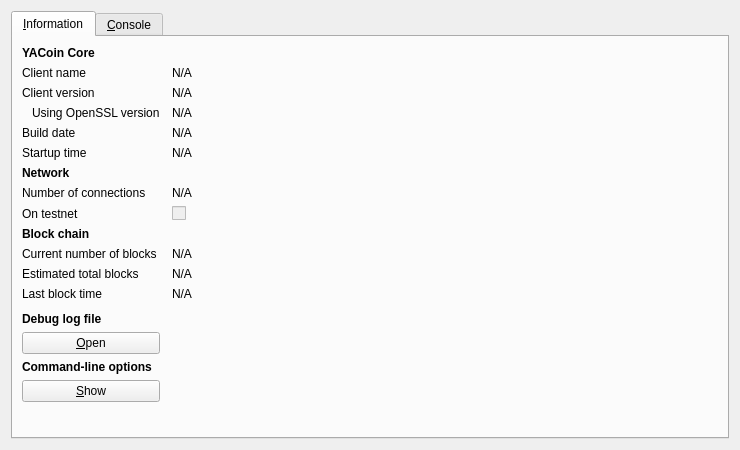
Qt form src/qt/forms/rpcconsole.ui (yacoin/yacoin) before a commit.
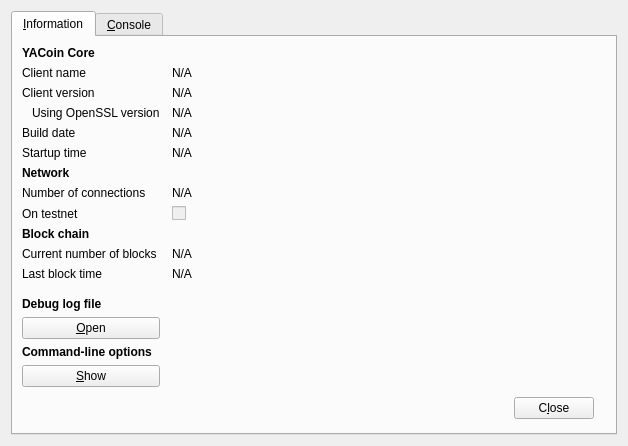
The same form after that commit. Icons and pictures are not drawn.

Patch:
```diff
--- a/src/qt/forms/rpcconsole.ui
+++ b/src/qt/forms/rpcconsole.ui
@@ -6,16 +6,22 @@
    <rect>
     <x>0</x>
     <y>0</y>
-    <width>740</width>
-    <height>450</height>
+    <width>628</width>
+    <height>446</height>
    </rect>
   </property>
   <property name="windowTitle">
    <string>YACoin - Debug window</string>
   </property>
+  <property name="styleSheet">
+   <string notr="true"/>
+  </property>
   <layout class="QVBoxLayout" name="verticalLayout_2">
    <item>
     <widget class="QTabWidget" name="tabWidget">
+     <property name="styleSheet">
+      <string notr="true"/>
+     </property>
      <property name="currentIndex">
       <number>0</number>
      </property>
@@ -23,55 +29,39 @@
       <attribute name="title">
        <string>&amp;Information</string>
       </attribute>
-      <layout class="QGridLayout" name="gridLayout" columnstretch="0,1">
+      <layout class="QGridLayout" name="gridLayout" columnstretch="0,0,0,0">
        <property name="horizontalSpacing">
         <number>12</number>
        </property>
-       <item row="0" column="0">
-        <widget class="QLabel" name="label_9">
-         <property name="font">
-          <font>
-           <weight>75</weight>
-           <bold>true</bold>
-          </font>
-         </property>
+       <item row="5" column="0">
+        <widget class="QLabel" name="label_13">
          <property name="text">
-          <string>YACoin Core</string>
+          <string>Startup time</string>
          </property>
         </widget>
        </item>
-       <item row="1" column="0">
-        <widget class="QLabel" name="label_5">
+       <item row="7" column="0">
+        <widget class="QLabel" name="label_7">
          <property name="text">
-          <string>Client name</string>
+          <string>Number of connections</string>
          </property>
         </widget>
        </item>
-       <item row="1" column="1">
-        <widget class="QLabel" name="clientName">
-         <property name="cursor">
-          <cursorShape>IBeamCursor</cursorShape>
-         </property>
+       <item row="4" column="0">
+        <widget class="QLabel" name="label_12">
          <property name="text">
-          <string>N/A</string>
-         </property>
-         <property name="textFormat">
-          <enum>Qt::PlainText</enum>
-         </property>
-         <property name="textInteractionFlags">
-          <set>Qt::LinksAccessibleByMouse|Qt::TextSelectableByKeyboard|Qt::TextSelectableByMouse</set>
-         </property>
-        </widget>
-       </item>
-       <item row="2" column="0">
-        <widget class="QLabel" name="label_6">
-         <property name="text">
-          <string>Client version</string>
+          <string>Build date</string>
          </property>
         </widget>
        </item>
        <item row="2" column="1">
         <widget class="QLabel" name="clientVersion">
+         <property name="maximumSize">
+          <size>
+           <width>180</width>
+           <height>16777215</height>
+          </size>
+         </property>
          <property name="cursor">
           <cursorShape>IBeamCursor</cursorShape>
          </property>
@@ -86,6 +76,22 @@
          </property>
         </widget>
        </item>
+       <item row="9" column="0">
+        <widget class="QLabel" name="label_10">
+         <property name="font">
+          <font>
+           <weight>75</weight>
+           <bold>true</bold>
+          </font>
+         </property>
+         <property name="styleSheet">
+          <string notr="true"/>
+         </property>
+         <property name="text">
+          <string>Block chain</string>
+         </property>
+        </widget>
+       </item>
        <item row="3" column="0">
         <widget class="QLabel" name="label_14">
          <property name="text">
@@ -96,90 +102,14 @@
          </property>
         </widget>
        </item>
-       <item row="3" column="1">
-        <widget class="QLabel" name="openSSLVersion">
-         <property name="cursor">
-          <cursorShape>IBeamCursor</cursorShape>
-         </property>
-         <property name="text">
-          <string>N/A</string>
-         </property>
-         <property name="textFormat">
-          <enum>Qt::PlainText</enum>
-         </property>
-         <property name="textInteractionFlags">
-          <set>Qt::LinksAccessibleByMouse|Qt::TextSelectableByKeyboard|Qt::TextSelectableByMouse</set>
-         </property>
-        </widget>
-       </item>
-       <item row="4" column="0">
-        <widget class="QLabel" name="label_12">
-         <property name="text">
-          <string>Build date</string>
-         </property>
-        </widget>
-       </item>
-       <item row="4" column="1">
-        <widget class="QLabel" name="buildDate">
-         <property name="cursor">
-          <cursorShape>IBeamCursor</cursorShape>
-         </property>
-         <property name="text">
-          <string>N/A</string>
-         </property>
-         <property name="textFormat">
-          <enum>Qt::PlainText</enum>
-         </property>
-         <property name="textInteractionFlags">
-          <set>Qt::LinksAccessibleByMouse|Qt::TextSelectableByKeyboard|Qt::TextSelectableByMouse</set>
-         </property>
-        </widget>
-       </item>
-       <item row="5" column="0">
-        <widget class="QLabel" name="label_13">
-         <property name="text">
-          <string>Startup time</string>
-         </property>
-        </widget>
-       </item>
-       <item row="5" column="1">
-        <widget class="QLabel" name="startupTime">
-         <property name="cursor">
-          <cursorShape>IBeamCursor</cursorShape>
-         </property>
-         <property name="text">
-          <string>N/A</string>
-         </property>
-         <property name="textFormat">
-          <enum>Qt::PlainText</enum>
-         </property>
-         <property name="textInteractionFlags">
-          <set>Qt::LinksAccessibleByMouse|Qt::TextSelectableByKeyboard|Qt::TextSelectableByMouse</set>
-         </property>
-        </widget>
-       </item>
-       <item row="6" column="0">
-        <widget class="QLabel" name="label_11">
-         <property name="font">
-          <font>
-           <weight>75</weight>
-           <bold>true</bold>
-          </font>
-         </property>
-         <property name="text">
-          <string>Network</string>
-         </property>
-        </widget>
-       </item>
-       <item row="7" column="0">
-        <widget class="QLabel" name="label_7">
-         <property name="text">
-          <string>Number of connections</string>
-         </property>
-        </widget>
-       </item>
        <item row="7" column="1">
         <widget class="QLabel" name="numberOfConnections">
+         <property name="maximumSize">
+          <size>
+           <width>30</width>
+           <height>16777215</height>
+          </size>
+         </property>
          <property name="cursor">
           <cursorShape>IBeamCursor</cursorShape>
          </property>
@@ -194,10 +124,112 @@
          </property>
         </widget>
        </item>
-       <item row="8" column="0">
-        <widget class="QLabel" name="label_8">
+       <item row="5" column="1">
+        <widget class="QLabel" name="startupTime">
+         <property name="maximumSize">
+          <size>
+           <width>180</width>
+           <height>16777215</height>
+          </size>
+         </property>
+         <property name="cursor">
+          <cursorShape>IBeamCursor</cursorShape>
+         </property>
          <property name="text">
-          <string>On testnet</string>
+          <string>N/A</string>
+         </property>
+         <property name="textFormat">
+          <enum>Qt::PlainText</enum>
+         </property>
+         <property name="textInteractionFlags">
+          <set>Qt::LinksAccessibleByMouse|Qt::TextSelectableByKeyboard|Qt::TextSelectableByMouse</set>
+         </property>
+        </widget>
+       </item>
+       <item row="13" column="0">
+        <widget class="QLabel" name="labelDebugLogfile">
+         <property name="font">
+          <font>
+           <weight>75</weight>
+           <bold>true</bold>
+          </font>
+         </property>
+         <property name="styleSheet">
+          <string notr="true"/>
+         </property>
+         <property name="text">
+          <string>Debug log file</string>
+         </property>
+        </widget>
+       </item>
+       <item row="19" column="1">
+        <spacer name="horizontalSpacer">
+         <property name="orientation">
+          <enum>Qt::Horizontal</enum>
+         </property>
+         <property name="sizeHint" stdset="0">
+          <size>
+           <width>40</width>
+           <height>20</height>
+          </size>
+         </property>
+        </spacer>
+       </item>
+       <item row="4" column="1">
+        <widget class="QLabel" name="buildDate">
+         <property name="maximumSize">
+          <size>
+           <width>180</width>
+           <height>16777215</height>
+          </size>
+         </property>
+         <property name="cursor">
+          <cursorShape>IBeamCursor</cursorShape>
+         </property>
+         <property name="text">
+          <string>N/A</string>
+         </property>
+         <property name="textFormat">
+          <enum>Qt::PlainText</enum>
+         </property>
+         <property name="textInteractionFlags">
+          <set>Qt::LinksAccessibleByMouse|Qt::TextSelectableByKeyboard|Qt::TextSelectableByMouse</set>
+         </property>
+        </widget>
+       </item>
+       <item row="16" column="0">
+        <widget class="QPushButton" name="showCLOptionsButton">
+         <property name="toolTip">
+          <string>Show the YACoin-Qt help message to get a list with possible YACoin command-line options.</string>
+         </property>
+         <property name="text">
+          <string>&amp;Show</string>
+         </property>
+         <property name="autoDefault">
+          <bool>false</bool>
+         </property>
+        </widget>
+       </item>
+       <item row="15" column="0">
+        <widget class="QLabel" name="labelCLOptions">
+         <property name="font">
+          <font>
+           <weight>75</weight>
+           <bold>true</bold>
+          </font>
+         </property>
+         <property name="text">
+          <string>Command-line options</string>
+         </property>
+        </widget>
+       </item>
+       <item row="11" column="0">
+        <widget class="QLabel" name="label_2">
+         <property name="styleSheet">
+          <string notr="true"/>
+         </property>
+         <property name="text">
+          <string>Last block time</string>
          </property>
         </widget>
        </item>
@@ -206,26 +238,84 @@
          <property name="enabled">
           <bool>false</bool>
          </property>
+         <property name="maximumSize">
+          <size>
+           <width>15</width>
+           <height>16777215</height>
+          </size>
+         </property>
          <property name="text">
           <string/>
          </property>
         </widget>
        </item>
-       <item row="9" column="0">
-        <widget class="QLabel" name="label_10">
-         <property name="font">
-          <font>
-           <weight>75</weight>
-           <bold>true</bold>
-          </font>
+       <item row="1" column="0">
+        <widget class="QLabel" name="label_5">
+         <property name="text">
+          <string>Client name</string>
          </property>
+        </widget>
+       </item>
+       <item row="19" column="0">
+        <spacer name="verticalSpacer">
+         <property name="orientation">
+          <enum>Qt::Vertical</enum>
+         </property>
+         <property name="sizeHint" stdset="0">
+          <size>
+           <width>20</width>
+           <height>40</height>
+          </size>
+         </property>
+        </spacer>
+       </item>
+       <item row="3" column="1">
+        <widget class="QLabel" name="openSSLVersion">
+         <property name="maximumSize">
+          <size>
+           <width>180</width>
+           <height>16777215</height>
+          </size>
+         </property>
+         <property name="cursor">
+          <cursorShape>IBeamCursor</cursorShape>
+         </property>
          <property name="text">
-          <string>Block chain</string>
+          <string>N/A</string>
+         </property>
+         <property name="textFormat">
+          <enum>Qt::PlainText</enum>
+         </property>
+         <property name="textInteractionFlags">
+          <set>Qt::LinksAccessibleByMouse|Qt::TextSelectableByKeyboard|Qt::TextSelectableByMouse</set>
+         </property>
+        </widget>
+       </item>
+       <item row="2" column="0">
+        <widget class="QLabel" name="label_6">
+         <property name="text">
+          <string>Client version</string>
+         </property>
+        </widget>
+       </item>
+       <item row="14" column="0">
+        <widget class="QPushButton" name="openDebugLogfileButton">
+         <property name="toolTip">
+          <string>Open the YACoin debug log file from the current data directory. This can take a few seconds for large log files.</string>
+         </property>
+         <property name="text">
+          <string>&amp;Open</string>
+         </property>
+         <property name="autoDefault">
+          <bool>false</bool>
          </property>
         </widget>
        </item>
        <item row="10" column="0">
         <widget class="QLabel" name="label_3">
+         <property name="styleSheet">
+          <string notr="true"/>
+         </property>
          <property name="text">
           <string>Current number of blocks</string>
          </property>
@@ -233,6 +323,12 @@
        </item>
        <item row="10" column="1">
         <widget class="QLabel" name="numberOfBlocks">
+         <property name="maximumSize">
+          <size>
+           <width>70</width>
+           <height>16777215</height>
+          </size>
+         </property>
          <property name="cursor">
           <cursorShape>IBeamCursor</cursorShape>
          </property>
@@ -247,41 +343,20 @@
          </property>
         </widget>
        </item>
-       <item row="11" column="0">
-        <widget class="QLabel" name="label_4">
-         <property name="text">
-          <string>Estimated total blocks</string>
-         </property>
-        </widget>
-       </item>
        <item row="11" column="1">
-        <widget class="QLabel" name="totalBlocks">
-         <property name="cursor">
-          <cursorShape>IBeamCursor</cursorShape>
-         </property>
-         <property name="text">
-          <string>N/A</string>
-         </property>
-         <property name="textFormat">
-          <enum>Qt::PlainText</enum>
-         </property>
-         <property name="textInteractionFlags">
-          <set>Qt::LinksAccessibleByMouse|Qt::TextSelectableByKeyboard|Qt::TextSelectableByMouse</set>
-         </property>
-        </widget>
-       </item>
-       <item row="12" column="0">
-        <widget class="QLabel" name="label_2">
-         <property name="text">
-          <string>Last block time</string>
-         </property>
-        </widget>
-       </item>
-       <item row="12" column="1">
         <widget class="QLabel" name="lastBlockTime">
+         <property name="maximumSize">
+          <size>
+           <width>180</width>
+           <height>16777215</height>
+          </size>
+         </property>
          <property name="cursor">
           <cursorShape>IBeamCursor</cursorShape>
          </property>
+         <property name="styleSheet">
+          <string notr="true"/>
+         </property>
          <property name="text">
           <string>N/A</string>
          </property>
@@ -293,7 +368,52 @@
          </property>
         </widget>
        </item>
-       <item row="13" column="0">
+       <item row="0" column="0">
+        <widget class="QLabel" name="label_9">
+         <property name="font">
+          <font>
+           <weight>75</weight>
+           <bold>true</bold>
+          </font>
+         </property>
+         <property name="styleSheet">
+          <string notr="true"/>
+         </property>
+         <property name="text">
+          <string>YACoin Core</string>
+         </property>
+        </widget>
+       </item>
+       <item row="19" column="3">
+        <widget class="QDialogButtonBox" name="closeInfoButton">
+         <property name="sizePolicy">
+          <sizepolicy hsizetype="Fixed" vsizetype="Fixed">
+           <horstretch>0</horstretch>
+           <verstretch>0</verstretch>
+          </sizepolicy>
+         </property>
+         <property name="toolTip">
+          <string>closes this window</string>
+         </property>
+         <property name="autoFillBackground">
+          <bool>true</bool>
+         </property>
+         <property name="standardButtons">
+          <set>QDialogButtonBox::NoButton</set>
+         </property>
+         <property name="autoDefault" stdset="0">
+          <bool>false</bool>
+         </property>
+        </widget>
+       </item>
+       <item row="8" column="0">
+        <widget class="QLabel" name="label_8">
+         <property name="text">
+          <string>On testnet</string>
+         </property>
+        </widget>
+       </item>
+       <item row="12" column="0">
         <spacer name="verticalSpacer_2">
          <property name="orientation">
           <enum>Qt::Vertical</enum>
@@ -306,70 +426,53 @@
          </property>
         </spacer>
        </item>
-       <item row="14" column="0">
-        <widget class="QLabel" name="labelDebugLogfile">
+       <item row="6" column="0">
+        <widget class="QLabel" name="label_11">
          <property name="font">
           <font>
            <weight>75</weight>
            <bold>true</bold>
           </font>
          </property>
-         <property name="text">
-          <string>Debug log file</string>
+         <property name="styleSheet">
+          <string notr="true"/>
          </property>
-        </widget>
-       </item>
-       <item row="15" column="0">
-        <widget class="QPushButton" name="openDebugLogfileButton">
-         <property name="toolTip">
-          <string>Open the YACoin debug log file from the current data directory. This can take a few seconds for large log files.</string>
-         </property>
          <property name="text">
-          <string>&amp;Open</string>
+          <string>Network</string>
          </property>
-         <property name="autoDefault">
-          <bool>false</bool>
-         </property>
         </widget>
        </item>
-       <item row="16" column="0">
-        <widget class="QLabel" name="labelCLOptions">
-         <property name="font">
-          <font>
-           <weight>75</weight>
-           <bold>true</bold>
-          </font>
-         </property>
-         <property name="text">
-          <string>Command-line options</string>
-         </property>
-        </widget>
-       </item>
-       <item row="17" column="0">
-        <widget class="QPushButton" name="showCLOptionsButton">
-         <property name="toolTip">
-          <string>Show the YACoin-Qt help message to get a list with possible YACoin command-line options.</string>
-         </property>
-         <property name="text">
-          <string>&amp;Show</string>
-         </property>
-         <property name="autoDefault">
-          <bool>false</bool>
-         </property>
-        </widget>
-       </item>
-       <item row="18" column="0">
-        <spacer name="verticalSpacer">
-         <property name="orientation">
-          <enum>Qt::Vertical</enum>
-         </property>
-         <property name="sizeHint" stdset="0">
+       <item row="1" column="1">
+        <widget class="QLabel" name="clientName">
+         <property name="maximumSize">
           <size>
-           <width>20</width>
-           <height>40</height>
+           <width>180</width>
+           <height>16777215</height>
           </size>
          </property>
-        </spacer>
+         <property name="cursor">
+          <cursorShape>IBeamCursor</cursorShape>
+         </property>
+         <property name="text">
+          <string>N/A</string>
+         </property>
+         <property name="textFormat">
+          <enum>Qt::PlainText</enum>
+         </property>
+         <property name="textInteractionFlags">
+          <set>Qt::LinksAccessibleByMouse|Qt::TextSelectableByKeyboard|Qt::TextSelectableByMouse</set>
+         </property>
+        </widget>
+       </item>
+       <item row="19" column="2">
+        <widget class="QPushButton" name="infoCloseButton">
+         <property name="text">
+          <string>C&amp;lose</string>
+         </property>
+         <property name="autoDefault">
+          <bool>false</bool>
+         </property>
+        </widget>
        </item>
       </layout>
      </widget>
@@ -403,7 +506,7 @@
        <item>
         <layout class="QHBoxLayout" name="horizontalLayout">
          <property name="spacing">
-          <number>3</number>
+          <number>4</number>
          </property>
          <item>
           <widget class="QLabel" name="label">
@@ -413,34 +516,80 @@
           </widget>
          </item>
          <item>
-          <widget class="QLineEdit" name="lineEdit"/>
+          <widget class="QLineEdit" name="lineEdit">
+           <property name="minimumSize">
+            <size>
+             <width>400</width>
+             <height>0</height>
+            </size>
+           </property>
+          </widget>
          </item>
          <item>
           <widget class="QPushButton" name="clearButton">
            <property name="maximumSize">
             <size>
-             <width>24</width>
-             <height>24</height>
+             <width>55</width>
+             <height>16777215</height>
             </size>
            </property>
-           <property name="toolTip">
-            <string>Clear console</string>
-           </property>
            <property name="text">
-            <string/>
+            <string>Clear</string>
            </property>
            <property name="icon">
             <iconset resource="../bitcoin.qrc">
              <normaloff>:/icons/remove</normaloff>:/icons/remove</iconset>
            </property>
-           <property name="shortcut">
-            <string notr="true">Ctrl+L</string>
+          </widget>
+         </item>
+         <item>
+          <spacer name="horizontalSpacer_2">
+           <property name="orientation">
+            <enum>Qt::Horizontal</enum>
+           </property>
+           <property name="sizeHint" stdset="0">
+            <size>
+             <width>40</width>
+             <height>20</height>
+            </size>
+           </property>
+          </spacer>
+         </item>
+         <item>
+          <widget class="QPushButton" name="consoleCloseButton">
+           <property name="maximumSize">
+            <size>
+             <width>55</width>
+             <height>16777215</height>
+            </size>
+           </property>
+           <property name="text">
+            <string>C&amp;lose</string>
            </property>
            <property name="autoDefault">
             <bool>false</bool>
            </property>
           </widget>
          </item>
+         <item>
+          <widget class="QDialogButtonBox" name="closeConsoleButton">
+           <property name="maximumSize">
+            <size>
+             <width>85</width>
+             <height>16777215</height>
+            </size>
+           </property>
+           <property name="toolTip">
+            <string>closes this window</string>
+           </property>
+           <property name="standardButtons">
+            <set>QDialogButtonBox::NoButton</set>
+           </property>
+           <property name="autoDefault" stdset="0">
+            <bool>false</bool>
+           </property>
+          </widget>
+         </item>
         </layout>
        </item>
       </layout>
```
